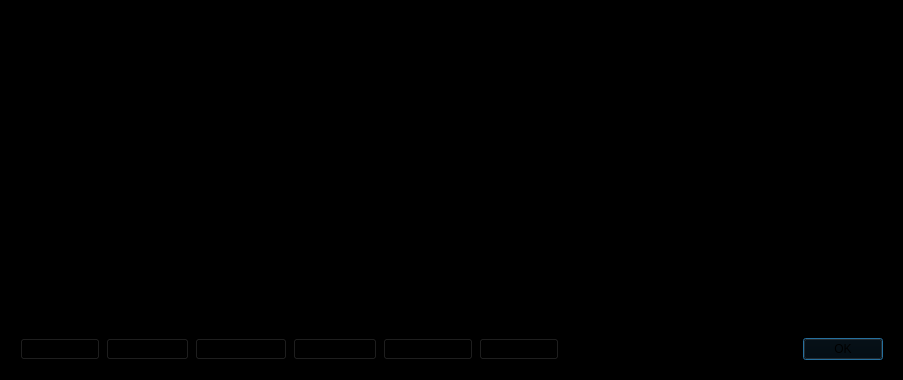
This is src/qt/forms/addressbookpage.ui in IParn/LimecoinX as Qt 5 draws it before an edit. The edited form follows.
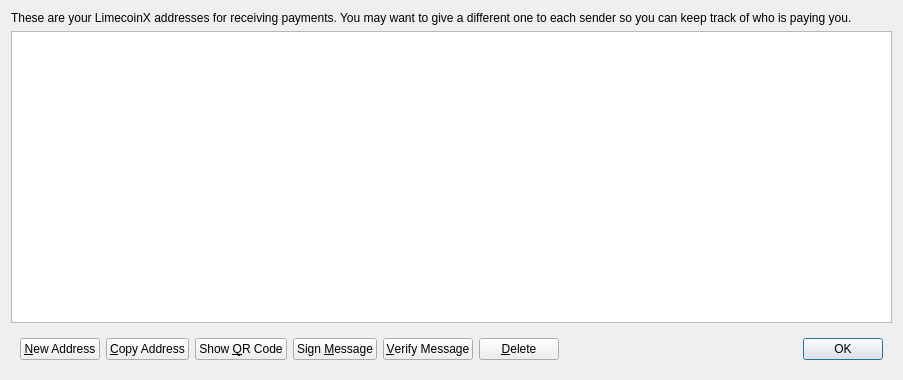
This is the edited form. Icons and pictures are not drawn.

Commit message: design upgrade

Patch:
```diff
--- a/src/qt/forms/addressbookpage.ui
+++ b/src/qt/forms/addressbookpage.ui
@@ -14,7 +14,7 @@
    <string>Address Book</string>
   </property>
   <property name="styleSheet">
-   <string notr="true">background-color: rgb(0, 0, 0);</string>
+   <string notr="true">background-image: url(:/default/res/themes/default/bg.png);</string>
   </property>
   <layout class="QVBoxLayout" name="verticalLayout">
    <item>
```
The commit also changes 1 other file.
